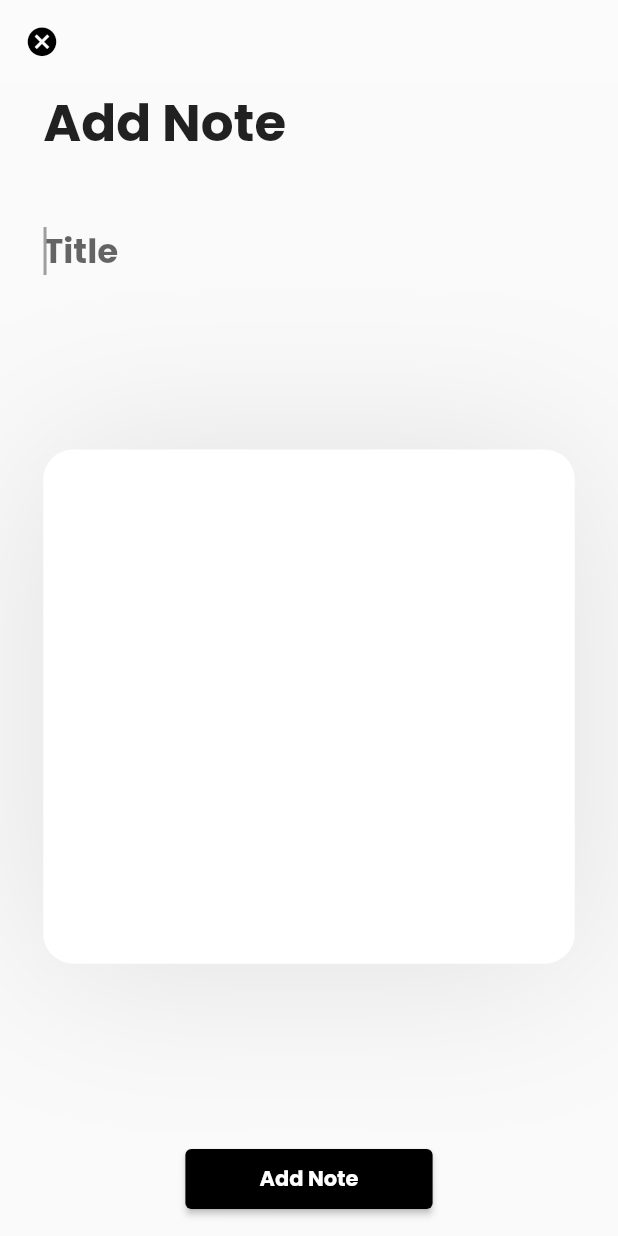
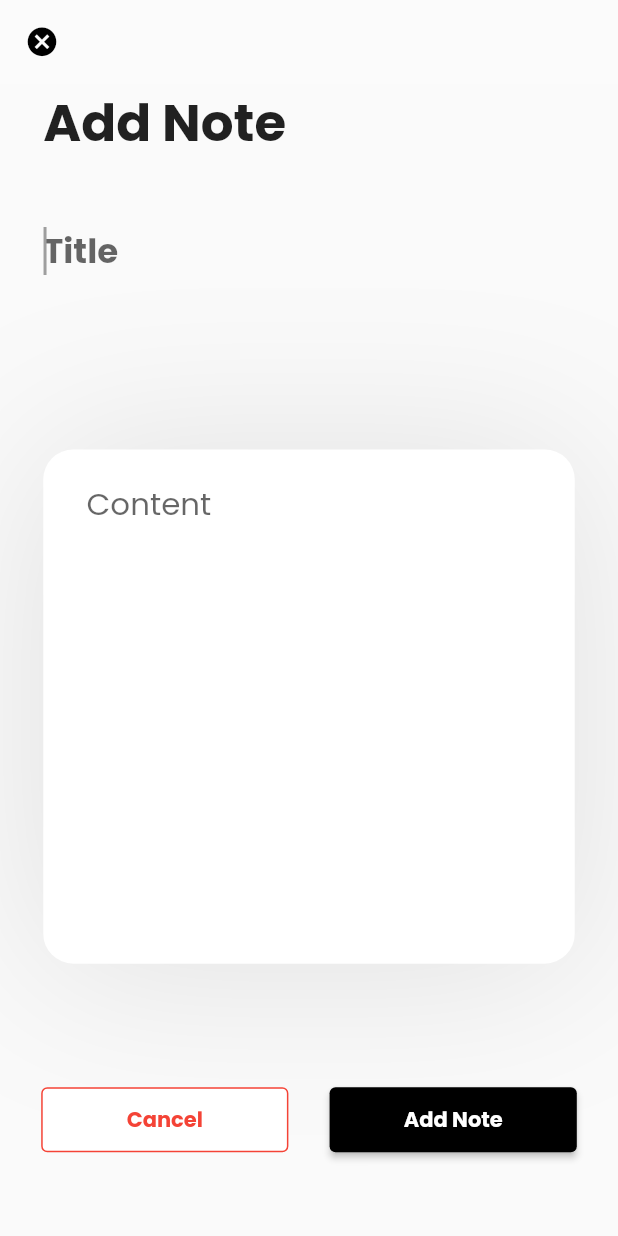
Before and after one commit to dinoy-raj/ProductivityApp, a Flutter app: the NoteEditing screen opened directly, on a phone screen of 412 x 824 dp. Run offline on Flutter 3.47's test engine with Material 2 defaults, Android fonts, the phone set to English and light mode, and no system bars; our stand-ins replace animated_text_kit, cloud_firestore, firebase_auth, firebase_core, flutter_feather_icons, flutter_neumorphic and 4 more; accounts and stored records are empty.

Commit message:
note editing screen updated

```diff
--- a/app/lib/screens/note/note_edits.dart
+++ b/app/lib/screens/note/note_edits.dart
@@ -70,7 +70,7 @@ class _NoteEditingState extends State<NoteEditing> {
               ),
               Container(
                 width: screenWidth,
-                height: screenWidth*.06*6,
+                height: screenWidth * .06 * 6,
                 child: Padding(
                   padding: EdgeInsets.only(
                       left: screenWidth * .07,
@@ -90,7 +90,8 @@ class _NoteEditingState extends State<NoteEditing> {
                         maxLines: 3,
                         autofocus: true,
                         style: TextStyle(
-                            fontWeight: FontWeight.bold, fontSize: screenWidth*.055),
+                            fontWeight: FontWeight.bold,
+                            fontSize: screenWidth * .055),
                         decoration: InputDecoration(
                           hintText: "Title",
                           border: InputBorder.none,
@@ -105,10 +106,11 @@ class _NoteEditingState extends State<NoteEditing> {
                 ),
               ),
               SizedBox(
-                height: screenHeight*.0263,
+                height: screenHeight * .0263,
               ),
               Padding(
-                padding:EdgeInsets.only(left: screenWidth * .07, right: screenWidth * .07),
+                padding: EdgeInsets.only(
+                    left: screenWidth * .07, right: screenWidth * .07),
                 child: Container(
                   decoration: BoxDecoration(
                       shape: BoxShape.rectangle,
@@ -123,16 +125,20 @@ class _NoteEditingState extends State<NoteEditing> {
                         ),
                       ]),
                   width: screenWidth,
-                  height: screenWidth*.0416*20,
+                  height: screenWidth * .0416 * 20,
                   child: Padding(
                     padding: EdgeInsets.only(
-                        left: screenWidth*07, right: screenWidth*.416,),
+                        left: screenWidth * .07,
+                        right: screenWidth * .0416,
+                        top: screenHeight * .0105,
+                        bottom: screenHeight * .0105),
                     child: Align(
                         alignment: Alignment.topLeft,
                         child: TextFormField(
                           maxLines: 10,
                           controller: _bodyController,
-                          style: TextStyle(fontSize: screenWidth*.0416),
+                          style: TextStyle(
+                              fontSize: screenWidth * .05, color: Colors.grey),
                           decoration: InputDecoration(
                             hintText: "Content",
                             border: InputBorder.none,
@@ -146,14 +152,44 @@ class _NoteEditingState extends State<NoteEditing> {
                 ),
               ),
               SizedBox(
-                height: screenHeight * .15,
+                height: screenHeight * .1,
               ),
+              Row(
+                mainAxisAlignment: MainAxisAlignment.spaceEvenly,
+                children: [
                   Container(
-                  height: 40,
+                      height: screenHeight * 0.0526<40?40:screenHeight * 0.0526,
                       width: screenWidth * .4,
                       child: ElevatedButton(
                         style: ButtonStyle(
-                      backgroundColor: MaterialStateProperty.all(Colors.black),
+                            backgroundColor:
+                                MaterialStateProperty.all(Colors.white),
+                            elevation: MaterialStateProperty.all(0),
+                            side: MaterialStateProperty.all(
+                                BorderSide(width: 1, color: Colors.red)),
+                            overlayColor: MaterialStateProperty.all(
+                                Colors.redAccent.withOpacity(.5))),
+                        onPressed: () {
+                          Navigator.pop(context);
+                        },
+                        child: Text(
+                          "Cancel",
+                          style: TextStyle(
+                            fontSize: 14,
+                            fontWeight: FontWeight.bold,
+                            color: Colors.red,
+                          ),
+                        ),
+                      )),
+                  Container(
+                      height:screenHeight * 0.0526<40?40:screenHeight * 0.0526,
+                      width: screenWidth * .4,
+                      child: ElevatedButton(
+                        style: ButtonStyle(
+                          backgroundColor:
+                              MaterialStateProperty.all(Colors.black),
+                          //elevation: MaterialStateProperty.all(0),
+                          //shape: MaterialStateProperty.all(),
                         ),
                         onPressed: () {
                           if (_formKey.currentState!.validate()) {
@@ -170,8 +206,10 @@ class _NoteEditingState extends State<NoteEditing> {
                           ),
                         ),
                       )),
+                ],
+              ),
               SizedBox(
-                height: screenHeight * .3,
+                height: screenHeight * .1,
               )
             ],
           ),
```
Lines whose indentation alone changed are shown as unchanged.
